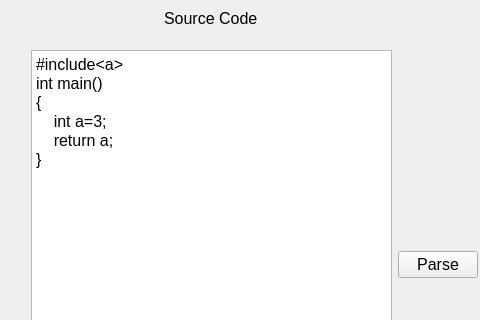
Above: mainwindow.ui from purple-sunset/SimpleCppCompiler before the change; both pictures show x 0 to 480 and y 87 to 407 of the 900 by 600 pixel window. Below: the same form after it.
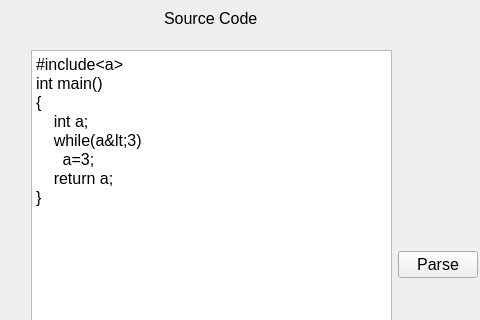
That is the form after the change. Custom widgets are drawn as their Qt base class.

Diff of the .ui file:
```diff
--- a/mainwindow.ui
+++ b/mainwindow.ui
@@ -104,7 +104,9 @@
        <string>#include&lt;a&gt;
 int main()
 {
-    int a=3;
+    int a;
+    while(a&lt;3)
+      a=3;
     return a;
 }
 </string>
```
